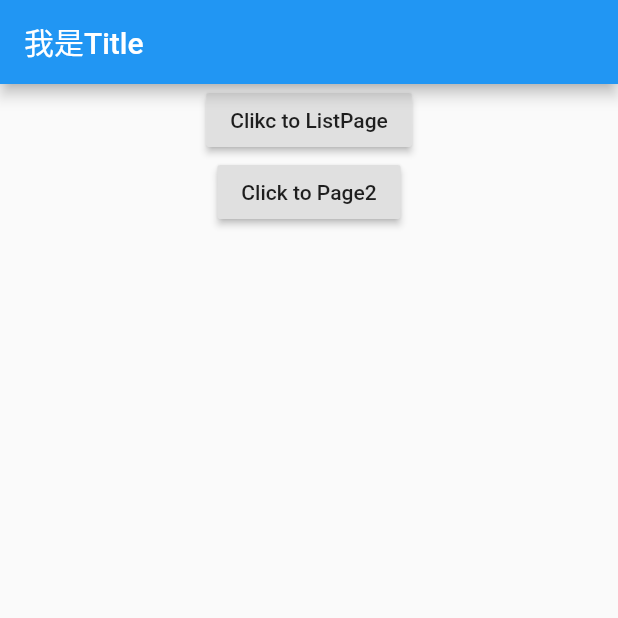
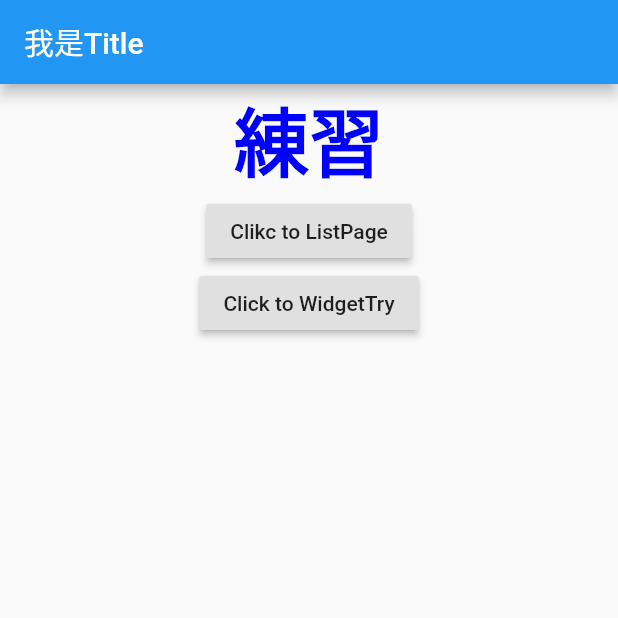
Before and after one commit to XieXinRu/Study, a Flutter app: the screen it shows after launch, on a phone screen of 412 x 824 dp, the top half of it. Run offline on Flutter 3.47's test engine with Material 2 defaults, Android fonts, the phone set to English and light mode, and no system bars.

```diff
--- a/lib/main.dart
+++ b/lib/main.dart
@@ -1,6 +1,6 @@
 import 'package:flutter/material.dart';
 import 'list.dart';
-import 'page2.dart';
+import 'WidgetTry.dart';
 import 'DetailPage.dart';
 
 void main() => runApp(MyApp());
@@ -13,7 +13,7 @@ class MyApp extends StatelessWidget {
       //路由表定义
       routes:{
         "ListPage":(context)=> ListPage(),
-        "Page2":(context)=> Page2(),
+        "WidgetTry":(context)=> WidgetTry(),
         "DetailPage":(context)=> DetailPage(),
       },
       home: MyHomePage(),
@@ -36,6 +36,18 @@ class MyHomePageState extends State<MyHomePage>{
               body: Center(
                 child:Column(
                   children:<Widget>[
+                    Text(
+                        "練習",
+                        style: TextStyle(
+                          fontSize: 50,
+                          fontWeight: FontWeight.bold,
+                          color:Color(0xFF0000ff)
+                        )
+                    ),
+                    // RaisedButton: 凸起的按钮
+                    // FlatButton：扁平化按钮
+                    // OutlineButton：带边框按钮
+                    // IconButton：带图标按钮
                     RaisedButton(
                       child: Text("Clikc to ListPage" ),
                       onPressed: () {
@@ -44,12 +56,13 @@ class MyHomePageState extends State<MyHomePage>{
                       },
                     ),
                     RaisedButton(
-                      child: Text("Click to Page2" ),
+                      child: Text("Click to WidgetTry" ),
                       onPressed: () {
                       //根据命名路由做跳转
-                        Navigator.pushNamed(context, "Page2");
+                        Navigator.pushNamed(context, "WidgetTry");
                       },
                     )
+
                   ]
                 )
             )
--- a/lib/page2.dart
+++ /dev/null
@@ -1,14 +0,0 @@
-import 'package:flutter/material.dart';
-
-class Page2 extends StatelessWidget {
-  @override
-  Widget build(BuildContext context) {
-
-    //返回整个页面
-    return Scaffold( //一定要有return
-      appBar: AppBar(
-        title: Text("Page2"),
-      ),
-    );
-  }
-}
```
Also changed, not shown: lib/WidgetTry.dart (added, +38 -0 lines).
